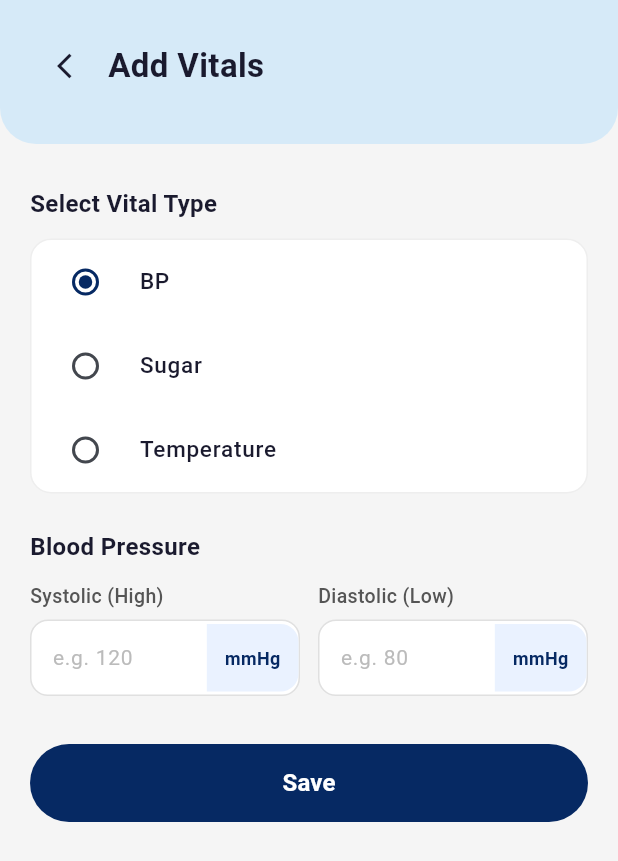
After one commit to UMAMA-ABBASI-05/phr, a Flutter app: the AddVitalsScreen screen opened directly, on a phone screen of 412 x 824 dp. The commit adds this screen. Shown: the top 861 px of the screen. Run offline on Flutter 3.47's test engine with Material 3 defaults, Android fonts, the phone set to English and light mode, and no system bars.

Commit message:
add vitalas screen

```diff
--- /dev/null
+++ b/lib/screens/add_vitals_screen.dart
@@ -0,0 +1,435 @@
+import 'package:flutter/material.dart';
+
+class AddVitalsScreen extends StatefulWidget {
+  const AddVitalsScreen({super.key});
+
+  @override
+  State<AddVitalsScreen> createState() => _AddVitalsScreenState();
+}
+
+class _AddVitalsScreenState extends State<AddVitalsScreen> {
+  // Selected vital type
+  String _selectedVital = 'BP';
+
+  // BP controllers
+  final _systolicCtrl = TextEditingController();
+  final _diastolicCtrl = TextEditingController();
+
+  // Temperature controller
+  final _tempCtrl = TextEditingController();
+
+  // Sugar controllers
+  String _mealTime = 'Before Meal';
+  final _sugarCtrl = TextEditingController();
+
+  bool _saving = false;
+
+  static const Color primaryBlue = Color.fromARGB(255, 6, 41, 99);
+  static const Color darkBlue = Color(0xFF1a1a2e);
+
+  @override
+  void dispose() {
+    _systolicCtrl.dispose();
+    _diastolicCtrl.dispose();
+    _tempCtrl.dispose();
+    _sugarCtrl.dispose();
+    super.dispose();
+  }
+
+  Future<void> _save() async {
+    // Validation
+    if (_selectedVital == 'BP') {
+      if (_systolicCtrl.text.isEmpty || _diastolicCtrl.text.isEmpty) {
+        _showSnack('Please enter both BP values');
+        return;
+      }
+    } else if (_selectedVital == 'Temperature') {
+      if (_tempCtrl.text.isEmpty) {
+        _showSnack('Please enter temperature');
+        return;
+      }
+    } else if (_selectedVital == 'Sugar') {
+      if (_sugarCtrl.text.isEmpty) {
+        _showSnack('Please enter sugar value');
+        return;
+      }
+    }
+
+    setState(() => _saving = true);
+
+    try {
+      // TODO: API call
+      Map<String, dynamic> data = {};
+      if (_selectedVital == 'BP') {
+        data = {
+          'type': 'BP',
+          'systolic': _systolicCtrl.text,
+          'diastolic': _diastolicCtrl.text,
+          'unit': 'mmHg',
+        };
+      } else if (_selectedVital == 'Temperature') {
+        data = {'type': 'Temperature', 'value': _tempCtrl.text, 'unit': 'F'};
+      } else {
+        data = {
+          'type': 'Sugar',
+          'meal_time': _mealTime,
+          'value': _sugarCtrl.text,
+          'unit': 'mg/dL',
+        };
+      }
+
+      print('Vitals data: $data');
+
+      await Future.delayed(const Duration(milliseconds: 500)); // placeholder
+
+      if (mounted) {
+        ScaffoldMessenger.of(context).showSnackBar(
+          const SnackBar(
+            content: Text('Vitals saved successfully!'),
+            backgroundColor: Colors.green,
+          ),
+        );
+        Navigator.pop(context);
+      }
+    } catch (e) {
+      _showSnack('Failed to save vitals');
+    } finally {
+      if (mounted) setState(() => _saving = false);
+    }
+  }
+
+  void _showSnack(String msg) {
+    ScaffoldMessenger.of(
+      context,
+    ).showSnackBar(SnackBar(content: Text(msg), backgroundColor: Colors.red));
+  }
+
+  @override
+  Widget build(BuildContext context) {
+    return Scaffold(
+      backgroundColor: const Color(0xFFF5F5F5),
+      body: SafeArea(
+        child: Column(
+          children: [
+            // Header
+            Container(
+              width: double.infinity,
+              padding: const EdgeInsets.fromLTRB(24, 20, 24, 28),
+              decoration: const BoxDecoration(
+                color: Color(0xFFD6EAF8),
+                borderRadius: BorderRadius.only(
+                  bottomLeft: Radius.circular(24),
+                  bottomRight: Radius.circular(24),
+                ),
+              ),
+              child: Row(
+                children: [
+                  IconButton(
+                    icon: const Icon(
+                      Icons.arrow_back_ios,
+                      color: darkBlue,
+                      size: 20,
+                    ),
+                    onPressed: () => Navigator.pop(context),
+                  ),
+                  const Text(
+                    'Add Vitals',
+                    style: TextStyle(
+                      fontSize: 22,
+                      fontWeight: FontWeight.w700,
+                      color: darkBlue,
+                    ),
+                  ),
+                ],
+              ),
+            ),
+
+            Expanded(
+              child: SingleChildScrollView(
+                padding: const EdgeInsets.all(20),
+                child: Column(
+                  crossAxisAlignment: CrossAxisAlignment.start,
+                  children: [
+                    const SizedBox(height: 8),
+
+                    // Vital Type Selection
+                    const Text(
+                      'Select Vital Type',
+                      style: TextStyle(
+                        fontSize: 16,
+                        fontWeight: FontWeight.w600,
+                        color: darkBlue,
+                      ),
+                    ),
+                    const SizedBox(height: 12),
+
+                    // Radio Buttons — BP, Sugar, Temperature
+                    Container(
+                      decoration: BoxDecoration(
+                        color: Colors.white,
+                        borderRadius: BorderRadius.circular(14),
+                        border: Border.all(color: const Color(0xFFEEEEEE)),
+                      ),
+                      child: Column(
+                        children: ['BP', 'Sugar', 'Temperature']
+                            .map(
+                              (vital) => RadioListTile<String>(
+                                value: vital,
+                                groupValue: _selectedVital,
+                                activeColor: primaryBlue,
+                                title: Text(
+                                  vital,
+                                  style: const TextStyle(
+                                    fontSize: 15,
+                                    fontWeight: FontWeight.w500,
+                                    color: darkBlue,
+                                  ),
+                                ),
+                                onChanged: (val) =>
+                                    setState(() => _selectedVital = val!),
+                              ),
+                            )
+                            .toList(),
+                      ),
+                    ),
+
+                    const SizedBox(height: 24),
+
+                    // Dynamic Fields
+                    if (_selectedVital == 'BP') _buildBPFields(),
+                    if (_selectedVital == 'Temperature') _buildTempFields(),
+                    if (_selectedVital == 'Sugar') _buildSugarFields(),
+
+                    const SizedBox(height: 32),
+
+                    // Save Button
+                    SizedBox(
+                      width: double.infinity,
+                      height: 52,
+                      child: ElevatedButton(
+                        style: ElevatedButton.styleFrom(
+                          backgroundColor: primaryBlue,
+                          shape: RoundedRectangleBorder(
+                            borderRadius: BorderRadius.circular(30),
+                          ),
+                          elevation: 0,
+                        ),
+                        onPressed: _saving ? null : _save,
+                        child: _saving
+                            ? const CircularProgressIndicator(
+                                color: Colors.white,
+                              )
+                            : const Text(
+                                'Save',
+                                style: TextStyle(
+                                  color: Colors.white,
+                                  fontSize: 16,
+                                  fontWeight: FontWeight.w600,
+                                ),
+                              ),
+                      ),
+                    ),
+                  ],
+                ),
+              ),
+            ),
+          ],
+        ),
+      ),
+    );
+  }
+
+  // BP Fields
+  Widget _buildBPFields() {
+    return Column(
+      crossAxisAlignment: CrossAxisAlignment.start,
+      children: [
+        const Text(
+          'Blood Pressure',
+          style: TextStyle(
+            fontSize: 16,
+            fontWeight: FontWeight.w600,
+            color: darkBlue,
+          ),
+        ),
+        const SizedBox(height: 12),
+        Row(
+          children: [
+            Expanded(
+              child: _buildInputField(
+                controller: _systolicCtrl,
+                label: 'Systolic (High)',
+                hint: 'e.g. 120',
+                unit: 'mmHg',
+              ),
+            ),
+            const SizedBox(width: 12),
+            Expanded(
+              child: _buildInputField(
+                controller: _diastolicCtrl,
+                label: 'Diastolic (Low)',
+                hint: 'e.g. 80',
+                unit: 'mmHg',
+              ),
+            ),
+          ],
+        ),
+      ],
+    );
+  }
+
+  // Temperature Fields
+  Widget _buildTempFields() {
+    return Column(
+      crossAxisAlignment: CrossAxisAlignment.start,
+      children: [
+        const Text(
+          'Temperature',
+          style: TextStyle(
+            fontSize: 16,
+            fontWeight: FontWeight.w600,
+            color: darkBlue,
+          ),
+        ),
+        const SizedBox(height: 12),
+        _buildInputField(
+          controller: _tempCtrl,
+          label: 'Temperature Value',
+          hint: 'e.g. 98.6',
+          unit: '°F',
+        ),
+      ],
+    );
+  }
+
+  // Sugar Fields
+  Widget _buildSugarFields() {
+    return Column(
+      crossAxisAlignment: CrossAxisAlignment.start,
+      children: [
+        const Text(
+          'Blood Sugar',
+          style: TextStyle(
+            fontSize: 16,
+            fontWeight: FontWeight.w600,
+            color: darkBlue,
+          ),
+        ),
+        const SizedBox(height: 12),
+
+        // Before/After Meal Radio
+        Container(
+          decoration: BoxDecoration(
+            color: Colors.white,
+            borderRadius: BorderRadius.circular(14),
+            border: Border.all(color: const Color(0xFFEEEEEE)),
+          ),
+          child: Column(
+            children: ['Before Meal', 'After Meal']
+                .map(
+                  (meal) => RadioListTile<String>(
+                    value: meal,
+                    groupValue: _mealTime,
+                    activeColor: primaryBlue,
+                    title: Text(
+                      meal,
+                      style: const TextStyle(
+                        fontSize: 14,
+                        fontWeight: FontWeight.w500,
+                        color: darkBlue,
+                      ),
+                    ),
+                    onChanged: (val) => setState(() => _mealTime = val!),
+                  ),
+                )
+                .toList(),
+          ),
+        ),
+        const SizedBox(height: 12),
+
+        _buildInputField(
+          controller: _sugarCtrl,
+          label: 'Sugar Value',
+          hint: 'e.g. 100',
+          unit: 'mg/dL',
+        ),
+      ],
+    );
+  }
+
+  // Reusable Input Field with unit
+  Widget _buildInputField({
+    required TextEditingController controller,
+    required String label,
+    required String hint,
+    required String unit,
+  }) {
+    return Column(
+      crossAxisAlignment: CrossAxisAlignment.start,
+      children: [
+        Text(
+          label,
+          style: const TextStyle(
+            fontSize: 13,
+            fontWeight: FontWeight.w500,
+            color: Color(0xFF555555),
+          ),
+        ),
+        const SizedBox(height: 6),
+        Container(
+          decoration: BoxDecoration(
+            color: Colors.white,
+            borderRadius: BorderRadius.circular(12),
+            border: Border.all(color: const Color(0xFFE0E0E0)),
+          ),
+          child: Row(
+            children: [
+              Expanded(
+                child: TextField(
+                  controller: controller,
+                  keyboardType: const TextInputType.numberWithOptions(
+                    decimal: true,
+                  ),
+                  style: const TextStyle(fontSize: 14, color: darkBlue),
+                  decoration: InputDecoration(
+                    hintText: hint,
+                    hintStyle: const TextStyle(
+                      color: Color(0xFFBBBBBB),
+                      fontSize: 14,
+                    ),
+                    border: InputBorder.none,
+                    contentPadding: const EdgeInsets.symmetric(
+                      horizontal: 14,
+                      vertical: 14,
+                    ),
+                  ),
+                ),
+              ),
+              Container(
+                padding: const EdgeInsets.symmetric(
+                  horizontal: 12,
+                  vertical: 14,
+                ),
+                decoration: const BoxDecoration(
+                  color: Color(0xFFEAF2FF),
+                  borderRadius: BorderRadius.only(
+                    topRight: Radius.circular(12),
+                    bottomRight: Radius.circular(12),
+                  ),
+                ),
+                child: Text(
+                  unit,
+                  style: const TextStyle(
+                    fontSize: 12,
+                    fontWeight: FontWeight.w600,
+                    color: primaryBlue,
+                  ),
+                ),
+              ),
+            ],
+          ),
+        ),
+      ],
+    );
+  }
+}
--- a/lib/services/api_services.dart
+++ b/lib/services/api_services.dart
@@ -3,7 +3,7 @@ import 'package:http/http.dart' as http;
 
 class ApiService {
   // Android emulator → 10.0.2.2  |  real device → your PC IP e.g. 192.168.1.x
-  static const String baseUrl = 'http://192.168.16.14:8004';
+  static const String baseUrl = 'http://192.168.100.143:8004';
 
   // ── Auth ─────────────────────────────────────────────────────────────────
   static Future<Map<String, dynamic>> login(String nic, String password) async {
```
Also changed, not shown: lib/screens/home_screen.dart (+10 -0 lines).
